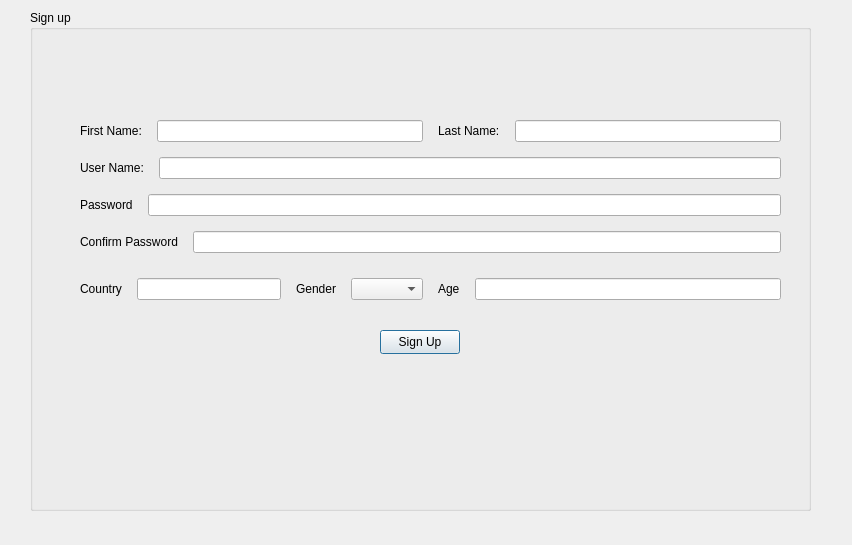
Qt form Guide_me/signup.ui (MARIO00410/Guide-Me) before a commit.
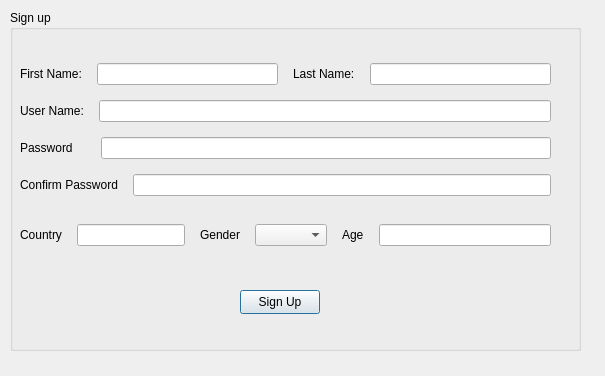
The same form after that commit.

```diff
--- a/Guide_me/signup.ui
+++ b/Guide_me/signup.ui
@@ -6,8 +6,8 @@
    <rect>
     <x>0</x>
     <y>0</y>
-    <width>852</width>
-    <height>545</height>
+    <width>605</width>
+    <height>376</height>
    </rect>
   </property>
   <property name="windowTitle">
@@ -16,22 +16,22 @@
   <widget class="QGroupBox" name="groupBox">
    <property name="geometry">
     <rect>
-     <x>30</x>
+     <x>10</x>
      <y>10</y>
-     <width>781</width>
-     <height>501</height>
+     <width>571</width>
+     <height>341</height>
     </rect>
    </property>
    <property name="title">
     <string>Sign up</string>
    </property>
-   <widget class="QWidget" name="">
+   <widget class="QWidget" name="layoutWidget">
     <property name="geometry">
      <rect>
-      <x>50</x>
-      <y>100</y>
-      <width>701</width>
-      <height>200</height>
+      <x>10</x>
+      <y>40</y>
+      <width>531</width>
+      <height>211</height>
      </rect>
     </property>
     <layout class="QVBoxLayout" name="verticalLayout_2">
@@ -94,12 +94,16 @@
          <item>
           <widget class="QLabel" name="label_4">
            <property name="text">
-            <string>Password</string>
+            <string>Password    </string>
            </property>
           </widget>
          </item>
          <item>
-          <widget class="QLineEdit" name="PassLineEdit"/>
+          <widget class="QLineEdit" name="PassLineEdit">
+           <property name="echoMode">
+            <enum>QLineEdit::Password</enum>
+           </property>
+          </widget>
          </item>
         </layout>
        </item>
@@ -113,7 +117,11 @@
           </widget>
          </item>
          <item>
-          <widget class="QLineEdit" name="cPassLineEdit"/>
+          <widget class="QLineEdit" name="cPassLineEdit">
+           <property name="echoMode">
+            <enum>QLineEdit::Password</enum>
+           </property>
+          </widget>
          </item>
         </layout>
        </item>
@@ -174,8 +182,8 @@
    <widget class="QPushButton" name="pushButton">
     <property name="geometry">
      <rect>
-      <x>350</x>
-      <y>320</y>
+      <x>230</x>
+      <y>280</y>
       <width>80</width>
       <height>24</height>
      </rect>
```
